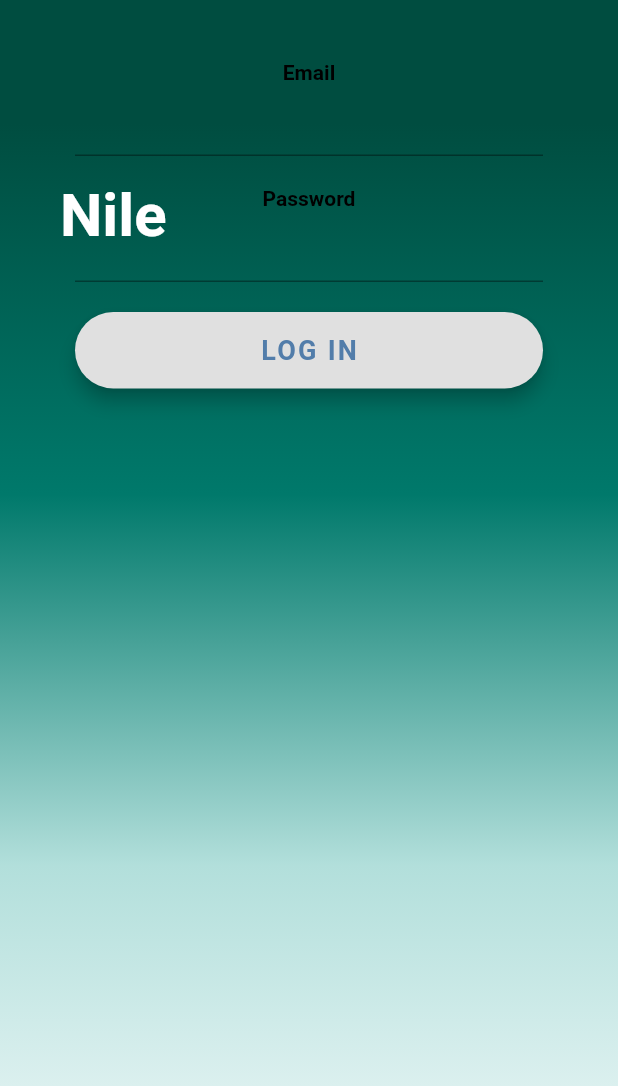
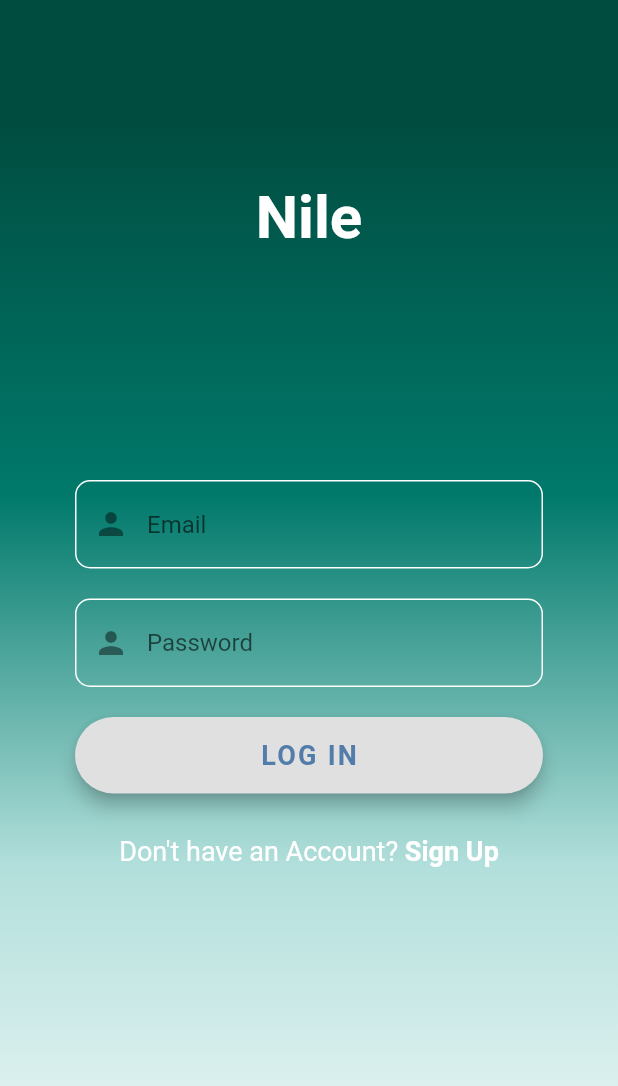
Before and after one commit to ChrisNReid/Nile_App, a Flutter app: the screen it shows after launch, on a phone screen of 412 x 824 dp. Shown: the top 1086 px of the screen. Run offline on Flutter 3.47's test engine with Material 2 defaults, Android fonts, the phone set to English and light mode, and no system bars; our stand-ins replace cloud_firestore, firebase_auth, flutter_spinkit; accounts and stored records are empty; Roboto replaces fonts that are missing (OpenSans).

Commit message:
working login

```diff
--- a/lib/constants.dart
+++ b/lib/constants.dart
@@ -22,3 +22,16 @@ final kBoxDecorationStyle = BoxDecoration(
     ),
   ],
 );
+
+final kInputDecoration = InputDecoration(
+  prefixIcon: Icon(Icons.person),
+  fillColor: Colors.transparent,
+  filled: true,
+  enabledBorder: OutlineInputBorder(
+      borderRadius: BorderRadius.circular(10.0),
+      borderSide: BorderSide(color: Colors.white)),
+  focusedBorder: OutlineInputBorder(
+    borderSide: BorderSide(color: Colors.blue, width: 2.0),
+    borderRadius: BorderRadius.circular(10.0),
+  ),
+);
--- a/lib/loading.dart
+++ b/lib/loading.dart
@@ -10,7 +10,7 @@ class Loading extends StatelessWidget {
     return Container(
       color: Colors.white,
       child: Center(
-        child: SpinKitFadingCircle(color: Colors.white, size: 50.0),
+        child: SpinKitFadingCircle(color: Colors.teal, size: 50.0),
       ),
     );
   }
--- a/lib/login_screen.dart
+++ b/lib/login_screen.dart
@@ -63,14 +63,18 @@ class _LoginScreenState extends State<LoginScreen> {
                       child: SingleChildScrollView(
                         physics: AlwaysScrollableScrollPhysics(),
                         padding: EdgeInsets.symmetric(
-                          horizontal: 40.0,
                           vertical: 120.0,
+                          //         horizontal: 150.0,
                         ),
-                        child: Column(
+                        child: Row(
                           mainAxisAlignment: MainAxisAlignment.center,
                           children: <Widget>[
+                            SizedBox(
+                              height: 50.0,
+                            ),
                             Text(
                               'Nile',
+                              textAlign: TextAlign.center,
                               style: TextStyle(
                                 color: Colors.white,
                                 fontFamily: 'OpenSans',
@@ -86,33 +90,33 @@ class _LoginScreenState extends State<LoginScreen> {
                     Container(
                       padding: EdgeInsets.symmetric(
                           vertical: 20.0, horizontal: 50.0),
+                      child: SingleChildScrollView(
                         child: Form(
                           key: _formKey,
                           child: Column(
                             children: <Widget>[
-                            SizedBox(height: 20.0),
-                            Text(
-                              'Email',
-                              style: kLabelStyle,
-                            ),
+                              SizedBox(height: 300.0),
+
                               TextFormField(
+                                decoration: kInputDecoration.copyWith(
+                                    hintText: 'Email'),
                                 style: kHintTextStyle,
-                              validator: (val) =>
-                                  val.isEmpty ? 'Enter an email' : null,
+                                validator: (val) => val.isEmpty
+                                    ? 'Enter an  valid email'
+                                    : null,
                                 onChanged: (val) {
                                   setState(() => email = val);
                                 },
                               ),
                               SizedBox(height: 20.0),
-                            Text(
-                              'Password',
-                              style: kLabelStyle,
-                            ),
+
                               TextFormField(
+                                decoration: kInputDecoration.copyWith(
+                                    hintText: 'Password'),
                                 obscureText: true,
                                 style: kHintTextStyle,
                                 validator: (val) => val.length < 6
-                                  ? 'Enter a password 6+ chars long'
+                                    ? 'Enter a valid password (6+ charcaters long)'
                                     : null,
                                 onChanged: (val) {
                                   setState(() => password = val);
@@ -156,10 +160,39 @@ class _LoginScreenState extends State<LoginScreen> {
                               SizedBox(height: 12.0),
                               Text(
                                 error,
-                              style:
-                                  TextStyle(color: Colors.red, fontSize: 14.0),
+                                style: TextStyle(
+                                    color: Colors.red, fontSize: 14.0),
+                              ),
+
+                              new GestureDetector(
+                                onTap: () {
+                                  navigateToSignupPage(context);
+                                },
+                                child: RichText(
+                                  text: TextSpan(
+                                    children: [
+                                      TextSpan(
+                                        text: 'Don\'t have an Account? ',
+                                        style: TextStyle(
+                                          color: Colors.white,
+                                          fontSize: 18.0,
+                                          fontWeight: FontWeight.w400,
+                                        ),
+                                      ),
+                                      TextSpan(
+                                        text: 'Sign Up',
+                                        style: TextStyle(
+                                          color: Colors.white,
+                                          fontSize: 18.0,
+                                          fontWeight: FontWeight.bold,
+                                        ),
                                       ),
                                     ],
+                                  ),
+                                ),
+                              ),
+                            ],
+                          ),
                         ),
                       ),
                     ),
--- a/lib/signup_page.dart
+++ b/lib/signup_page.dart
@@ -234,11 +234,11 @@ class _SignupState extends State<Signup> {
                 Text(error,
                     style: TextStyle(color: Colors.red, fontSize: 14.0)),
                 Container(
-                  padding: EdgeInsets.symmetric(vertical: 25.0),
+                  //    padding: EdgeInsets.symmetric(vertical: 25.0),
                   width: double.infinity,
                   child: RaisedButton(
                     elevation: 5.0,
-                    padding: EdgeInsets.all(15.0),
+                    //padding: EdgeInsets.all(),
                     shape: RoundedRectangleBorder(
                       borderRadius: BorderRadius.circular(30.0),
                     ),
--- a/pubspec.yaml
+++ b/pubspec.yaml
@@ -73,3 +73,4 @@ flutter:
   #
   # For details regarding fonts from package dependencies,
   # see https://flutter.dev/custom-fonts/#from-packages
+uses-material-design: true
```
Lines whose indentation alone changed are shown as unchanged.
